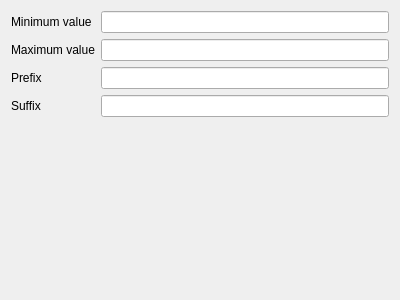
Qt form src/configmanager/editorwidgets/uifiles/ui_numberwidget_config.ui (roam-qgis/Roam) before a commit.
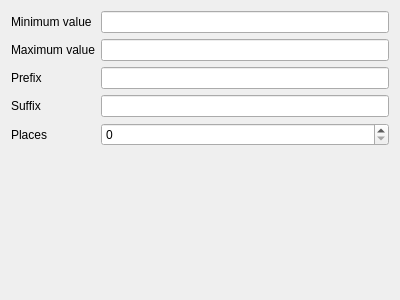
The same form after that commit.

Commit message: Add places support for number widget

What changed in the file:
```diff
--- a/src/configmanager/editorwidgets/uifiles/ui_numberwidget_config.ui
+++ b/src/configmanager/editorwidgets/uifiles/ui_numberwidget_config.ui
@@ -57,6 +57,16 @@
    <item row="5" column="1">
     <widget class="QLineEdit" name="suffixEdit"/>
    </item>
+   <item row="6" column="0">
+    <widget class="QLabel" name="places_label">
+     <property name="text">
+      <string>Places</string>
+     </property>
+    </widget>
+   </item>
+   <item row="6" column="1">
+    <widget class="QSpinBox" name="places_spin"/>
+   </item>
   </layout>
  </widget>
  <resources/>
```
The commit also changes 3 other files.
